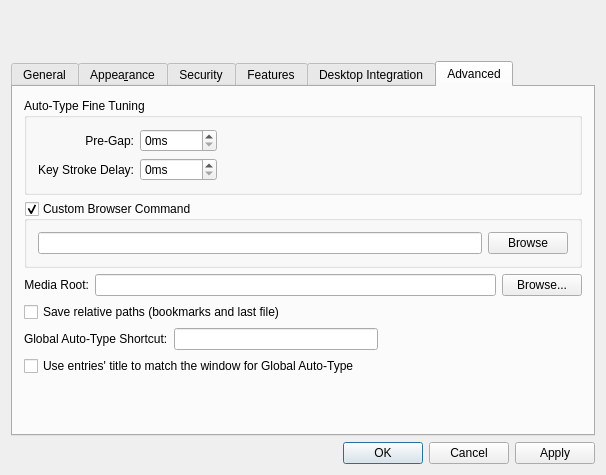
Qt form src/forms/SettingsDlg.ui (thooge/keepassx1) before a commit.
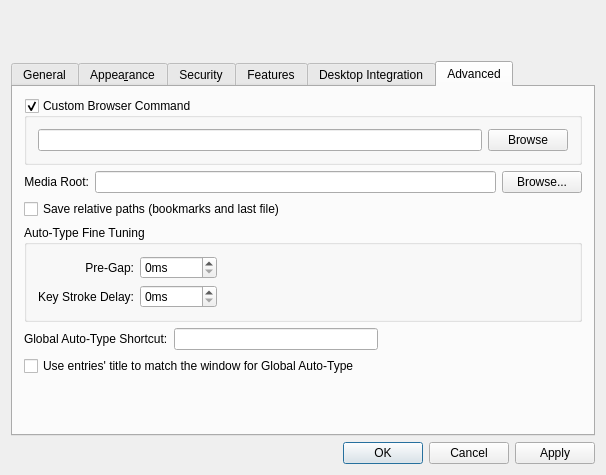
The same form after that commit. The open tabs and pages were chosen to show the change. Icons and pictures are not drawn. Custom widgets are drawn as their Qt base class.

Commit message: Restructured advanced tab of the settings dialog Fixed location of license file in the about dialog Updated changelog and install instructions Windows: - Corrected install location of data files - Install Qt libraries - Some GUI improvements

```diff
--- a/src/forms/SettingsDlg.ui
+++ b/src/forms/SettingsDlg.ui
@@ -939,6 +939,66 @@
        <property name="spacing" >
         <number>6</number>
        </property>
+       <item>
+        <widget class="QGroupBox" name="Box_BrowserCmd" >
+         <property name="title" >
+          <string>Custom Browser Command</string>
+         </property>
+         <property name="checkable" >
+          <bool>true</bool>
+         </property>
+         <layout class="QHBoxLayout" >
+          <item>
+           <widget class="QLineEdit" name="Edit_BrowserCmd" />
+          </item>
+          <item>
+           <widget class="QPushButton" name="Button_BrowserCmdBrowse" >
+            <property name="text" >
+             <string>Browse</string>
+            </property>
+           </widget>
+          </item>
+         </layout>
+        </widget>
+       </item>
+       <item>
+        <layout class="QHBoxLayout" >
+         <item>
+          <widget class="QLabel" name="label_2" >
+           <property name="text" >
+            <string>Media Root:</string>
+           </property>
+           <property name="alignment" >
+            <set>Qt::AlignRight|Qt::AlignTrailing|Qt::AlignVCenter</set>
+           </property>
+          </widget>
+         </item>
+         <item>
+          <widget class="QLineEdit" name="Edit_MountDir" >
+           <property name="whatsThis" >
+            <string>The directory where storage devices like CDs and memory sticks are normally mounted.</string>
+           </property>
+          </widget>
+         </item>
+         <item>
+          <widget class="QPushButton" name="Button_MountDirBrowse" >
+           <property name="text" >
+            <string>Browse...</string>
+           </property>
+          </widget>
+         </item>
+        </layout>
+       </item>
+       <item>
+        <widget class="QCheckBox" name="CheckBox_SaveRelativePaths" >
+         <property name="whatsThis" >
+          <string>Enable this if you want to use your bookmarks and the last opened file independet from their absolute paths. This is especially useful when using KeePassX portably and therefore with changing mount points in the file system.</string>
+         </property>
+         <property name="text" >
+          <string>Save relative paths (bookmarks and last file)</string>
+         </property>
+        </widget>
+       </item>
        <item>
         <widget class="QGroupBox" name="Box_AutoType" >
          <property name="title" >
@@ -1013,66 +1073,6 @@
          </layout>
         </widget>
        </item>
-       <item>
-        <widget class="QGroupBox" name="Box_BrowserCmd" >
-         <property name="title" >
-          <string>Custom Browser Command</string>
-         </property>
-         <property name="checkable" >
-          <bool>true</bool>
-         </property>
-         <layout class="QHBoxLayout" >
-          <item>
-           <widget class="QLineEdit" name="Edit_BrowserCmd" />
-          </item>
-          <item>
-           <widget class="QPushButton" name="Button_BrowserCmdBrowse" >
-            <property name="text" >
-             <string>Browse</string>
-            </property>
-           </widget>
-          </item>
-         </layout>
-        </widget>
-       </item>
-       <item>
-        <layout class="QHBoxLayout" >
-         <item>
-          <widget class="QLabel" name="label_2" >
-           <property name="text" >
-            <string>Media Root:</string>
-           </property>
-           <property name="alignment" >
-            <set>Qt::AlignRight|Qt::AlignTrailing|Qt::AlignVCenter</set>
-           </property>
-          </widget>
-         </item>
-         <item>
-          <widget class="QLineEdit" name="Edit_MountDir" >
-           <property name="whatsThis" >
-            <string>The directory where storage devices like CDs and memory sticks are normally mounted.</string>
-           </property>
-          </widget>
-         </item>
-         <item>
-          <widget class="QPushButton" name="Button_MountDirBrowse" >
-           <property name="text" >
-            <string>Browse...</string>
-           </property>
-          </widget>
-         </item>
-        </layout>
-       </item>
-       <item>
-        <widget class="QCheckBox" name="CheckBox_SaveRelativePaths" >
-         <property name="whatsThis" >
-          <string>Enable this if you want to use your bookmarks and the last opened file independet from their absolute paths. This is especially useful when using KeePassX portably and therefore with changing mount points in the file system.</string>
-         </property>
-         <property name="text" >
-          <string>Save relative paths (bookmarks and last file)</string>
-         </property>
-        </widget>
-       </item>
        <item>
         <layout class="QHBoxLayout" >
          <item>
```
Left out of the diff: 5 changed lines with no effect on the pictures. The commit also changes 10 other files.
